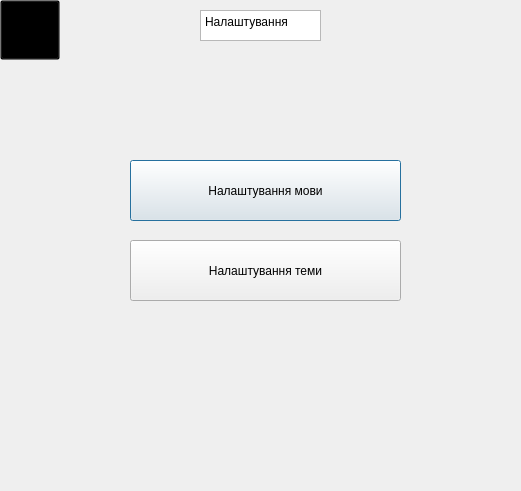
Above: settings.ui from Barsh4ec/Authorization before the change. Below: the same form after it.
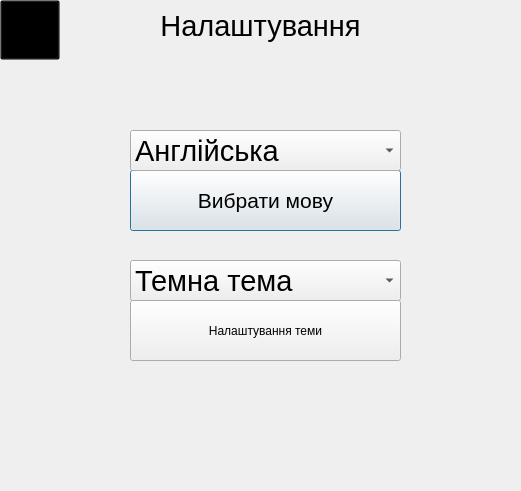
That is the form after the change. Icons and pictures are not drawn.

Diff of the .ui file:
```diff
--- a/settings.ui
+++ b/settings.ui
@@ -17,40 +17,28 @@
    <property name="geometry">
     <rect>
      <x>130</x>
-     <y>160</y>
+     <y>170</y>
      <width>271</width>
      <height>61</height>
     </rect>
    </property>
+   <property name="font">
+    <font>
+     <pointsize>16</pointsize>
+    </font>
+   </property>
    <property name="styleSheet">
     <string notr="true"/>
    </property>
    <property name="text">
-    <string>Налаштування мови</string>
+    <string>Вибрати мову</string>
    </property>
   </widget>
-  <widget class="QTextEdit" name="textEdit">
-   <property name="geometry">
-    <rect>
-     <x>200</x>
-     <y>10</y>
-     <width>121</width>
-     <height>31</height>
-    </rect>
-   </property>
-   <property name="html">
-    <string>&lt;!DOCTYPE HTML PUBLIC &quot;-//W3C//DTD HTML 4.0//EN&quot; &quot;http://www.w3.org/TR/REC-html40/strict.dtd&quot;&gt;
-&lt;html&gt;&lt;head&gt;&lt;meta name=&quot;qrichtext&quot; content=&quot;1&quot; /&gt;&lt;meta charset=&quot;utf-8&quot; /&gt;&lt;style type=&quot;text/css&quot;&gt;
-p, li { white-space: pre-wrap; }
-&lt;/style&gt;&lt;/head&gt;&lt;body style=&quot; font-family:'Segoe UI'; font-size:9pt; font-weight:400; font-style:normal;&quot;&gt;
-&lt;p style=&quot; margin-top:0px; margin-bottom:0px; margin-left:0px; margin-right:0px; -qt-block-indent:0; text-indent:0px;&quot;&gt;Налаштування&lt;/p&gt;&lt;/body&gt;&lt;/html&gt;</string>
-   </property>
-  </widget>
-  <widget class="QPushButton" name="pushButton_2">
+  <widget class="QPushButton" name="theme_button">
    <property name="geometry">
     <rect>
      <x>130</x>
-     <y>240</y>
+     <y>300</y>
      <width>271</width>
      <height>61</height>
     </rect>
@@ -123,6 +111,108 @@
     <pixmap>../../Users/vikto/Downloads/Telegram Desktop/settings 1.png</pixmap>
    </property>
   </widget>
+  <widget class="QComboBox" name="Change_lang">
+   <property name="geometry">
+    <rect>
+     <x>130</x>
+     <y>130</y>
+     <width>271</width>
+     <height>41</height>
+    </rect>
+   </property>
+   <property name="font">
+    <font>
+     <pointsize>22</pointsize>
+    </font>
+   </property>
+   <property name="layoutDirection">
+    <enum>Qt::LeftToRight</enum>
+   </property>
+   <property name="autoFillBackground">
+    <bool>false</bool>
+   </property>
+   <property name="styleSheet">
+    <string notr="true"/>
+   </property>
+   <property name="editable">
+    <bool>false</bool>
+   </property>
+   <item>
+    <property name="text">
+     <string>Англійська</string>
+    </property>
+   </item>
+   <item>
+    <property name="text">
+     <string>Українська</string>
+    </property>
+   </item>
+  </widget>
+  <widget class="QLabel" name="label_3">
+   <property name="geometry">
+    <rect>
+     <x>150</x>
+     <y>0</y>
+     <width>221</width>
+     <height>51</height>
+    </rect>
+   </property>
+   <property name="font">
+    <font>
+     <pointsize>22</pointsize>
+    </font>
+   </property>
+   <property name="text">
+    <string>Налаштування</string>
+   </property>
+   <property name="alignment">
+    <set>Qt::AlignCenter</set>
+   </property>
+  </widget>
+  <widget class="QLabel" name="information">
+   <property name="geometry">
+    <rect>
+     <x>120</x>
+     <y>400</y>
+     <width>291</width>
+     <height>51</height>
+    </rect>
+   </property>
+   <property name="layoutDirection">
+    <enum>Qt::LeftToRight</enum>
+   </property>
+   <property name="text">
+    <string/>
+   </property>
+   <property name="alignment">
+    <set>Qt::AlignCenter</set>
+   </property>
+  </widget>
+  <widget class="QComboBox" name="Change_theme">
+   <property name="geometry">
+    <rect>
+     <x>130</x>
+     <y>260</y>
+     <width>271</width>
+     <height>41</height>
+    </rect>
+   </property>
+   <property name="font">
+    <font>
+     <pointsize>22</pointsize>
+    </font>
+   </property>
+   <item>
+    <property name="text">
+     <string>Темна тема</string>
+    </property>
+   </item>
+   <item>
+    <property name="text">
+     <string>Світла тема</string>
+    </property>
+   </item>
+  </widget>
  </widget>
  <resources/>
  <connections/>
```
Left out of the diff: 2 changed lines with no effect on the pictures.
